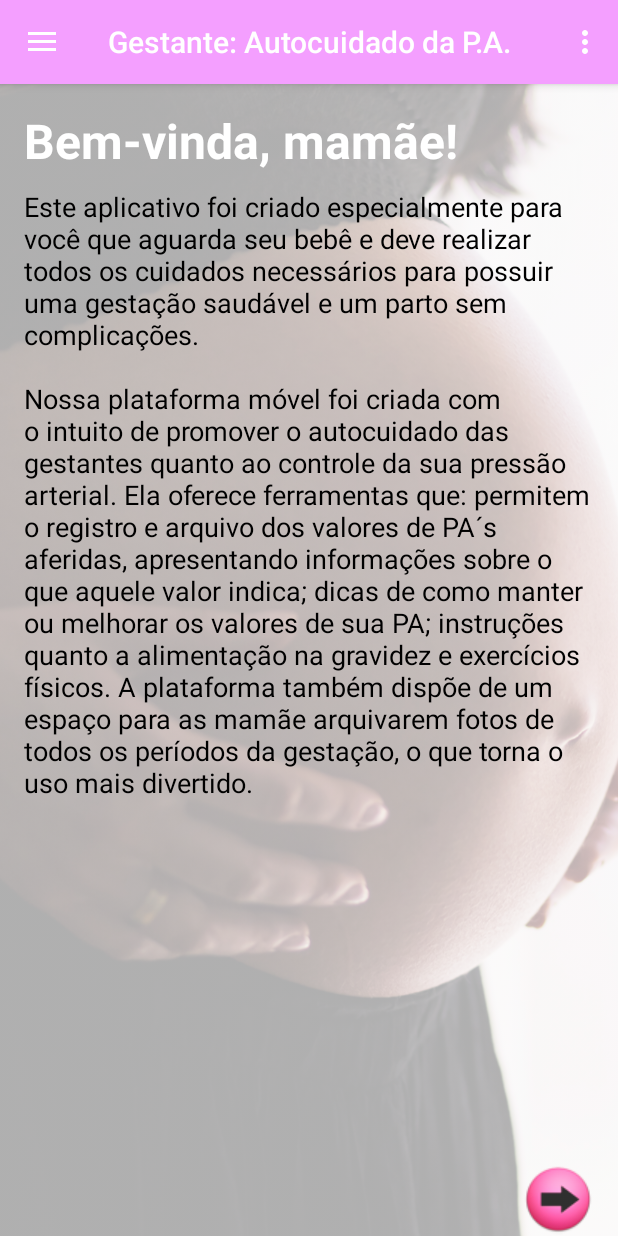
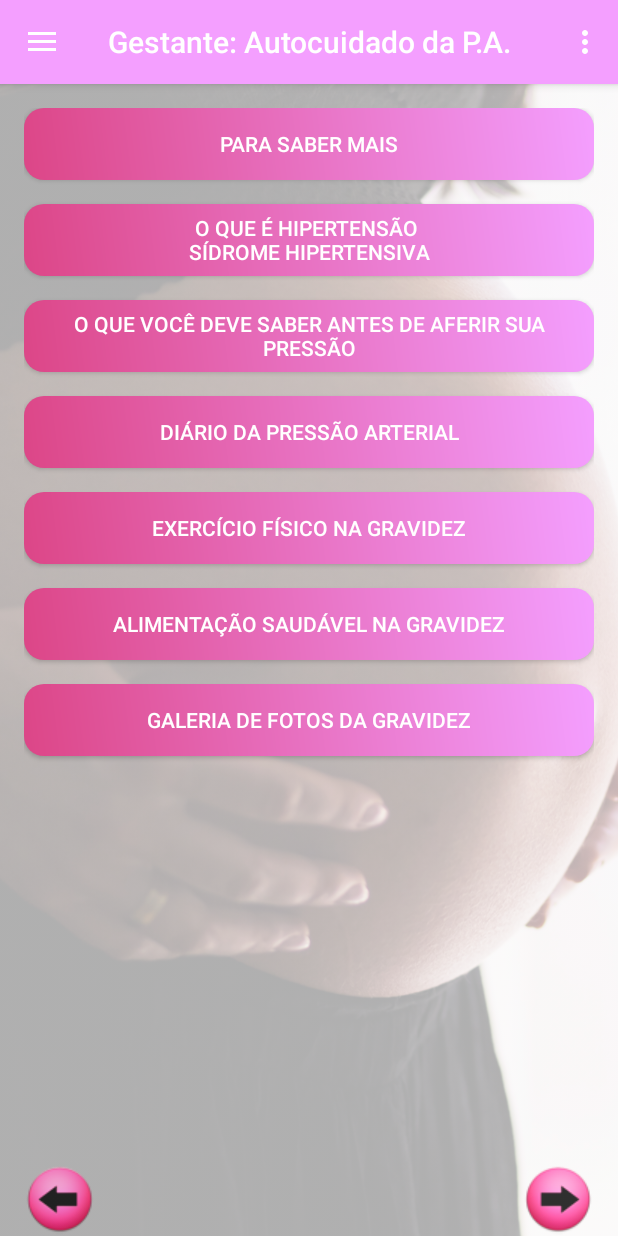
Before and after one commit to erivandosena/AppAndroidGestHiper, an Android app: the fragment FragmentCadastroActivity placed in its activity, in the options menu, after a tap on "Configurações", on a phone screen of 412 x 824 dp. Run offline under Robolectric (Android 15) with nearby library versions, the phone set to English and light mode, and no system bars.

Commit message:
Conteúdo referente a tudo que foi desenvolvido em 01/10/2017, seguindo os requisitos iniciais do projeto.

```diff
--- a/app/src/main/java/br/com/erivando/gestanteautocuidadopa/FragmentCadastroActivity.java
+++ b/app/src/main/java/br/com/erivando/gestanteautocuidadopa/FragmentCadastroActivity.java
@@ -9,6 +9,13 @@ import android.view.View;
 import android.view.ViewGroup;
 import android.widget.ImageButton;
 
+/**
+ * Projeto: GestanteAutocuidadoPA
+ * Criado por Erivando Sena
+ * Data/Hora: 30 de Setembro de 2017 as 13:01h
+ * Local: Fortaleza/CE
+ * E-mail: erivandoramos@bol.com.br
+ */
 
 public class FragmentCadastroActivity extends Fragment {
 
@@ -40,6 +47,27 @@ public class FragmentCadastroActivity extends Fragment {
             }
         });
 
+        ImageButton btProximoMenu = (ImageButton) rootView.findViewById(R.id.bt_prox_menu);
+        btProximoMenu.setOnClickListener(new View.OnClickListener() {
+            @Override
+            public void onClick(View v) {
+
+                FragmentManager fragmentManager = getFragmentManager();
+                FragmentTransaction fragmentTransaction = fragmentManager.beginTransaction();
+
+                Fragment fragment = null;
+                Class fragmentClass = FragmentMenuActivity.class;
+                try {
+                    fragment = (Fragment) fragmentClass.newInstance();
+                } catch (Exception e) {
+                    e.printStackTrace();
+                }
+
+                fragmentTransaction.replace(R.id.flContent, fragment);
+                fragmentTransaction.commit();
+            }
+        });
+
         return rootView;
     }
 
--- /dev/null
+++ b/app/src/main/res/drawable/shape.xml
@@ -0,0 +1,13 @@
+<?xml version="1.0" encoding="utf-8"?>
+<shape xmlns:android="http://schemas.android.com/apk/res/android" android:shape="rectangle">
+    <gradient
+        android:startColor="@color/colorAccent"
+        android:endColor="@color/colorPrimary"
+        android:angle="45"/>
+    <padding
+        android:left="6dp"
+        android:top="6dp"
+        android:right="6dp"
+        android:bottom="6dp" />
+    <corners android:radius="13dp" />
+</shape>
--- a/app/src/main/res/layout/content_cadastro.xml
+++ b/app/src/main/res/layout/content_cadastro.xml
@@ -1,7 +1,6 @@
 <?xml version="1.0" encoding="utf-8"?>
 <LinearLayout xmlns:android="http://schemas.android.com/apk/res/android"
     xmlns:tools="http://schemas.android.com/tools"
-    xmlns:app="http://schemas.android.com/apk/res-auto"
     android:orientation="vertical"
     android:layout_width="match_parent"
     android:layout_height="match_parent"
--- /dev/null
+++ b/app/src/main/res/layout/content_menu.xml
@@ -0,0 +1,91 @@
+<?xml version="1.0" encoding="utf-8"?>
+
+<LinearLayout xmlns:android="http://schemas.android.com/apk/res/android"
+    xmlns:tools="http://schemas.android.com/tools"
+    android:orientation="vertical"
+    android:layout_width="match_parent"
+    android:layout_height="match_parent"
+    android:paddingBottom="@dimen/activity_vertical_margin"
+    android:paddingLeft="@dimen/activity_horizontal_margin"
+    android:paddingRight="@dimen/activity_horizontal_margin"
+    android:paddingTop="@dimen/activity_vertical_margin"
+    tools:context="br.com.erivando.gestanteautocuidadopa.MainActivity">
+
+    <Button
+        android:id="@+id/bt_saber_mais"
+        android:layout_width="match_parent"
+        android:layout_height="wrap_content"
+        android:layout_centerVertical="true"
+        android:layout_centerHorizontal="true"
+        android:background="@drawable/shape"
+        android:textColor="@android:color/white"
+        android:text="@string/texto_menu_opcao_1"/>
+
+    <Button
+        android:id="@+id/bt_hipertensao_hipertensiva"
+        android:layout_width="match_parent"
+        android:layout_height="wrap_content"
+        android:layout_centerVertical="true"
+        android:layout_centerHorizontal="true"
+        android:background="@drawable/shape"
+        android:textColor="@android:color/white"
+        android:layout_marginTop="@dimen/activity_vertical_margin"
+        android:text="@string/texto_menu_opcao_2"/>
+
+    <Button
+        android:id="@+id/bt_deve_saber"
+        android:layout_width="match_parent"
+        android:layout_height="wrap_content"
+        android:layout_centerVertical="true"
+        android:layout_centerHorizontal="true"
+        android:background="@drawable/shape"
+        android:textColor="@android:color/white"
+        android:layout_marginTop="@dimen/activity_vertical_margin"
+        android:text="@string/texto_menu_opcao_3"/>
+
+    <Button
+        android:id="@+id/bt_diario_pressao"
+        android:layout_width="match_parent"
+        android:layout_height="wrap_content"
+        android:layout_centerVertical="true"
+        android:layout_centerHorizontal="true"
+        android:background="@drawable/shape"
+        android:textColor="@android:color/white"
+        android:layout_marginTop="@dimen/activity_vertical_margin"
+        android:text="@string/texto_menu_opcao_4"/>
+
+    <Button
+        android:id="@+id/bt_exercicio_gravidez"
+        android:layout_width="match_parent"
+        android:layout_height="wrap_content"
+        android:layout_centerVertical="true"
+        android:layout_centerHorizontal="true"
+        android:background="@drawable/shape"
+        android:textColor="@android:color/white"
+        android:layout_marginTop="@dimen/activity_vertical_margin"
+        android:text="@string/texto_menu_opcao_5"/>
+
+    <Button
+        android:id="@+id/bt_alimentacao_gravidez"
+        android:layout_width="match_parent"
+        android:layout_height="wrap_content"
+        android:layout_centerVertical="true"
+        android:layout_centerHorizontal="true"
+        android:background="@drawable/shape"
+        android:textColor="@android:color/white"
+        android:layout_marginTop="@dimen/activity_vertical_margin"
+        android:text="@string/texto_menu_opcao_6"/>
+
+    <Button
+        android:id="@+id/bt_galeria_fotos"
+        android:layout_width="match_parent"
+        android:layout_height="wrap_content"
+        android:layout_centerVertical="true"
+        android:layout_centerHorizontal="true"
+        android:background="@drawable/shape"
+        android:textColor="@android:color/white"
+        android:layout_marginTop="@dimen/activity_vertical_margin"
+        android:layout_marginBottom="@dimen/activity_vertical_margin"
+        android:text="@string/texto_menu_opcao_7"/>
+
+</LinearLayout>
--- a/app/src/main/res/layout/fragment_cadastro.xml
+++ b/app/src/main/res/layout/fragment_cadastro.xml
@@ -3,8 +3,6 @@
     android:layout_width="match_parent"
     android:layout_height="match_parent"
     tools:context=".FragmentCadastroActivity">
-
-    <!-- TODO: Update blank fragment layout -->
 
     <RelativeLayout xmlns:android="http://schemas.android.com/apk/res/android"
         xmlns:app="http://schemas.android.com/apk/res-auto"
@@ -45,7 +43,7 @@
         android:layout_gravity="bottom|left" />
 
     <ImageButton
-        android:id="@+id/bt_prox_opcoes"
+        android:id="@+id/bt_prox_menu"
         android:layout_width="wrap_content"
         android:layout_height="wrap_content"
         android:layout_alignParentRight="true"
--- a/app/src/main/res/layout/fragment_main.xml
+++ b/app/src/main/res/layout/fragment_main.xml
@@ -3,6 +3,8 @@
     android:layout_width="match_parent"
     android:layout_height="match_parent"
     tools:context=".FragmentMainActivity">
+
+    <!-- TODO: Update blank fragment layout -->
 
     <RelativeLayout xmlns:android="http://schemas.android.com/apk/res/android"
         xmlns:app="http://schemas.android.com/apk/res-auto"
--- a/app/src/main/res/layout/fragment_menu.xml
+++ b/app/src/main/res/layout/fragment_menu.xml
@@ -4,10 +4,53 @@
     android:layout_height="match_parent"
     tools:context="br.com.erivando.gestanteautocuidadopa.FragmentMenuActivity">
 
-    <!-- TODO: Update blank fragment layout -->
-    <TextView
+    <RelativeLayout xmlns:android="http://schemas.android.com/apk/res/android"
+        xmlns:app="http://schemas.android.com/apk/res-auto"
+        xmlns:tools="http://schemas.android.com/tools"
         android:layout_width="match_parent"
         android:layout_height="match_parent"
-        android:text="@string/hello_blank_fragment" />
+        app:layout_behavior="@string/appbar_scrolling_view_behavior"
+        tools:context="br.com.erivando.gestanteautocuidadopa.MainActivity"
+        tools:showIn="@layout/app_bar_main">
+
+        <ImageView
+            android:layout_width="match_parent"
+            android:layout_height="match_parent"
+            android:scaleType="centerCrop"
+            android:src="@drawable/ic_background_800x1280"
+            android:alpha="0.3"/>
+
+        <ScrollView xmlns:android="http://schemas.android.com/apk/res/android"
+            android:id="@+id/content"
+            android:layout_width="match_parent"
+            android:layout_height="wrap_content"
+            android:paddingBottom="50dp">
+
+            <include layout="@layout/content_menu" />
+
+        </ScrollView>
+
+    </RelativeLayout>
+
+    <ImageButton
+        android:id="@+id/bt_ant_main"
+        android:layout_width="wrap_content"
+        android:layout_height="wrap_content"
+        android:layout_alignParentLeft="true"
+        android:src="@drawable/ic_bt_anterior_48x48"
+        android:background="@null"
+        android:paddingLeft="@dimen/activity_horizontal_margin"
+        android:layout_gravity="bottom|left" />
+
+    <ImageButton
+        android:id="@+id/bt_prox_opcoes"
+        android:layout_width="wrap_content"
+        android:layout_height="wrap_content"
+        android:layout_alignParentRight="true"
+        android:src="@drawable/ic_bt_proximo_48x48"
+        android:background="@null"
+        android:paddingRight="@dimen/activity_horizontal_margin"
+        android:baselineAlignBottom="false"
+        android:layout_gravity="bottom|right" />
 
 </FrameLayout>
--- a/app/src/main/res/values/colors.xml
+++ b/app/src/main/res/values/colors.xml
@@ -3,10 +3,8 @@
     <color name="colorPrimary">#f49fff</color>
     <color name="colorPrimaryDark">#e478de</color>
     <color name="colorAccent">#dc4687</color>
-    <color name="branco">#ffffff</color>
     <color name="labels">#333333</color>
     <color name="inputs">#222222</color>
-    <color name="botao">#ec6eb8</color>
     <color name="hints">#999999</color>
     <color name="valor">#4d4d4d</color>
     <color name="descricao">#333333</color>
--- a/app/src/main/res/values/strings.xml
+++ b/app/src/main/res/values/strings.xml
@@ -1,10 +1,13 @@
-<resources xmlns:xliff="urn:oasis:names:tc:xliff:document:1.2">
+<resources>
+    <!-- TODO: banco de dados -->
+    <string name="contexto_BD_oncreate">CREATE TABLE Gestante (ID INTEGER PRIMARY KEY AUTOINCREMENT, Nome TEXT, Menstruacao TEXT, Ultrasom TEXT, Semanas TEXT);</string>
+    <!-- TODO: app -->
     <string name="app_name">Gestante: Autocuidado da P.A.</string>
     <string name="navigation_drawer_open">Abrir a gaveta de navegação</string>
     <string name="navigation_drawer_close">Fechar a gaveta de navegação</string>
     <string name="action_settings">Configurações</string>
     <string name="titulo_splash">Gestante: autocuidado da pressão arterial</string>
-    <string name="title_template_step">Passo <xliff:g id="step_number">%1$d</xliff:g>: Instruções</string>
+    <!-- TODO: atividades -->
     <string name="texto_saldacao">Bem-vinda, mamãe!</string>
     <string name="texto_introducao">Este aplicativo foi criado especialmente para você que aguarda seu bebê e deve realizar todos os cuidados necessários para possuir uma gestação saudável e um parto sem complicações.
                                     \n\nNossa plataforma móvel foi criada com o intuito de promover o autocuidado das gestantes quanto ao controle da sua pressão arterial.
@@ -17,8 +20,12 @@
     <string name="cadastro_data_menstruacao">Data da última menstruação?</string>
     <string name="cadastro_data_ultrasom">Data da primeira Ultrassom?</string>
     <string name="cadastro_quant_semanas">Quantas semanas?</string>
-
-    <!-- TODO: Remove or change this placeholder text -->
-    <string name="hello_blank_fragment">Hello blank fragment</string>
-
+    <!-- TODO: menu -->
+    <string name="texto_menu_opcao_1">Para saber mais</string>
+    <string name="texto_menu_opcao_2">O que é hipertensão \nSídrome hipertensiva</string>
+    <string name="texto_menu_opcao_3">O que você deve saber antes de aferir sua pressão</string>
+    <string name="texto_menu_opcao_4">Diário da pressão arterial</string>
+    <string name="texto_menu_opcao_5">Exercício físico na gravidez</string>
+    <string name="texto_menu_opcao_6">Alimentação saudável na gravidez</string>
+    <string name="texto_menu_opcao_7">Galeria de fotos da gravidez</string>
 </resources>
```
Also changed, not shown: app/src/main/java/br/com/erivando/gestanteautocuidadopa/FragmentMainActivity.java (+7 -0 lines), app/src/main/java/br/com/erivando/gestanteautocuidadopa/FragmentMenuActivity.java (+8 -0 lines), app/src/main/java/br/com/erivando/gestanteautocuidadopa/MainActivity.java (+8 -0 lines), app/src/main/java/br/com/erivando/gestanteautocuidadopa/SplashScreenActivity.java (+5 -6 lines), app/src/main/res/drawable/ic_bt_menu_48x48.png (added).
